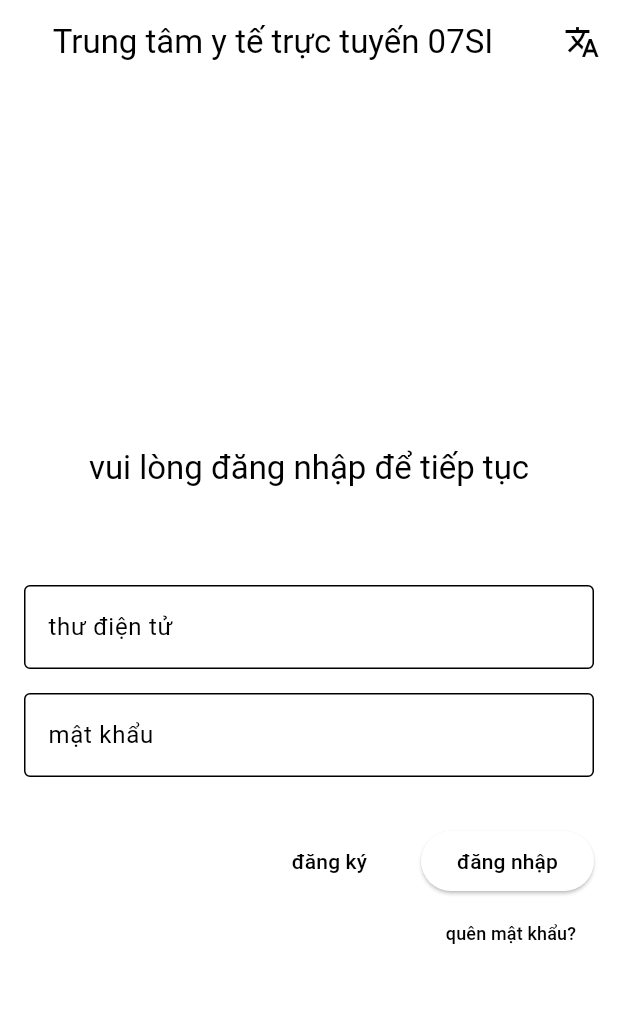
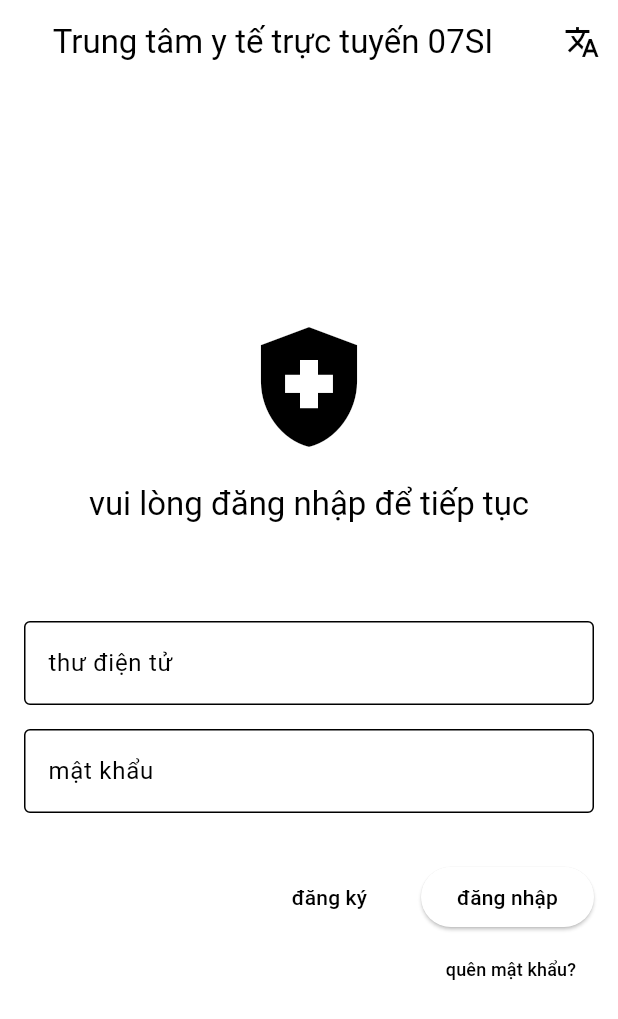
Before and after one commit to DartViet/vinamed2, a Flutter app: the screen it shows after launch, on a phone screen of 412 x 824 dp. Shown: the top 1019 px of the screen. Run offline on Flutter 3.47's test engine with Material 3 defaults, Android fonts, the phone set to English and light mode, and no system bars; our stand-ins replace pocketbase; missing offline and left inert: mobile_scanner.

Commit message:
fix:test1

```diff
--- a/lib/pages/user_id/login/login.dart
+++ b/lib/pages/user_id/login/login.dart
@@ -50,9 +50,14 @@ class LoginState extends State<Login> {
                   padding: const EdgeInsets.all(16.0),
                   child: SingleChildScrollView(
                     child: Column(
-                      crossAxisAlignment: CrossAxisAlignment.start,
+                      crossAxisAlignment: CrossAxisAlignment.center,
                       children: [
-                        const SizedBox(height: 64),
+                        Icon(
+                          Icons.health_and_safety_sharp,
+                          size: 96,
+                          color: Theme.of(context).primaryColor,
+                        ),
+                        const SizedBox(height: 16),
                         Center(
                           child: Text(
                             LanguageService.instance.welcome,
```
